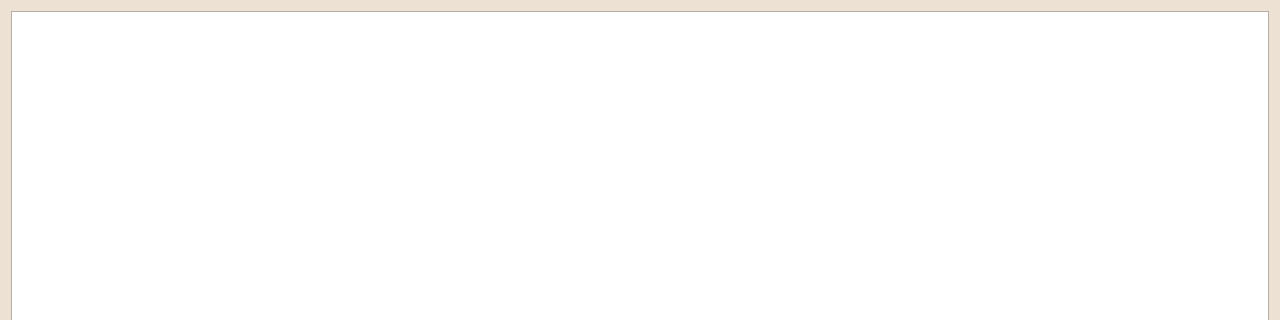
Above: soldinventoryviewer.ui from EtoDrowsy/CS499 before the change; both pictures show x 0 to 1280 and y 0 to 320 of the 1280 by 720 pixel window. Below: the same form after it.
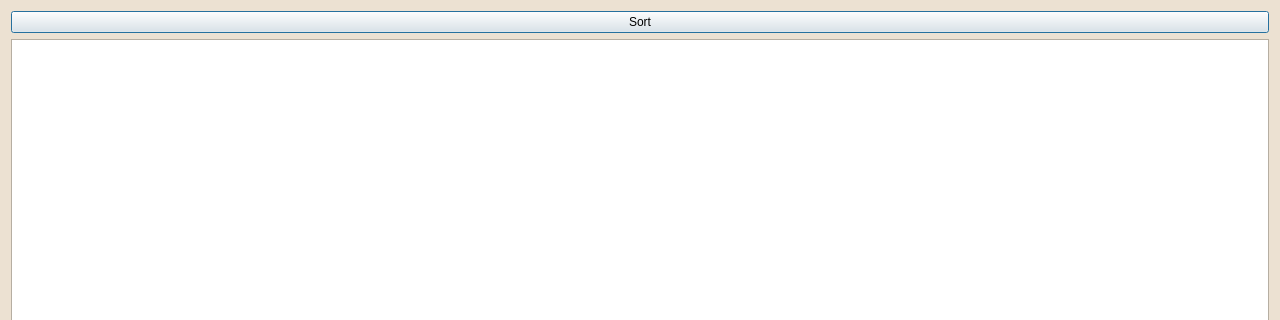
That is the form after the change.

Commit message: Added sort function to sold inventory

Patch:
```diff
--- a/soldinventoryviewer.ui
+++ b/soldinventoryviewer.ui
@@ -60,8 +60,26 @@
    <string>Dialog</string>
   </property>
   <layout class="QGridLayout" name="gridLayout">
+   <item row="4" column="0">
+    <widget class="QTableWidget" name="tableWidget">
+     <property name="maximumSize">
+      <size>
+       <width>16777215</width>
+       <height>700</height>
+      </size>
+     </property>
+    </widget>
+   </item>
    <item row="0" column="0">
-    <widget class="QTableWidget" name="tableWidget"/>
+    <layout class="QHBoxLayout" name="horizontalLayout">
+     <item>
+      <widget class="QPushButton" name="sortButton">
+       <property name="text">
+        <string>Sort</string>
+       </property>
+      </widget>
+     </item>
+    </layout>
    </item>
   </layout>
  </widget>
```
The commit also changes 3 other files.
